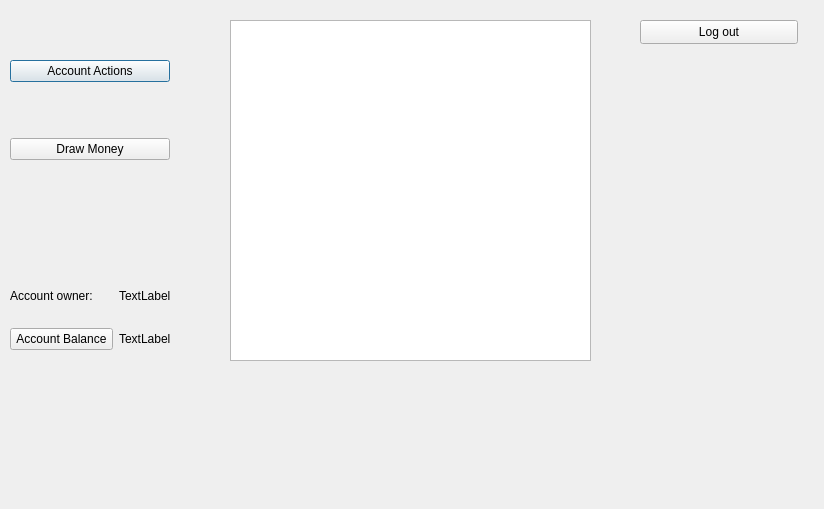
The window that testiExe/bankmain.ui (bank-2022/group6) describes before a commit, drawn with Qt 5.
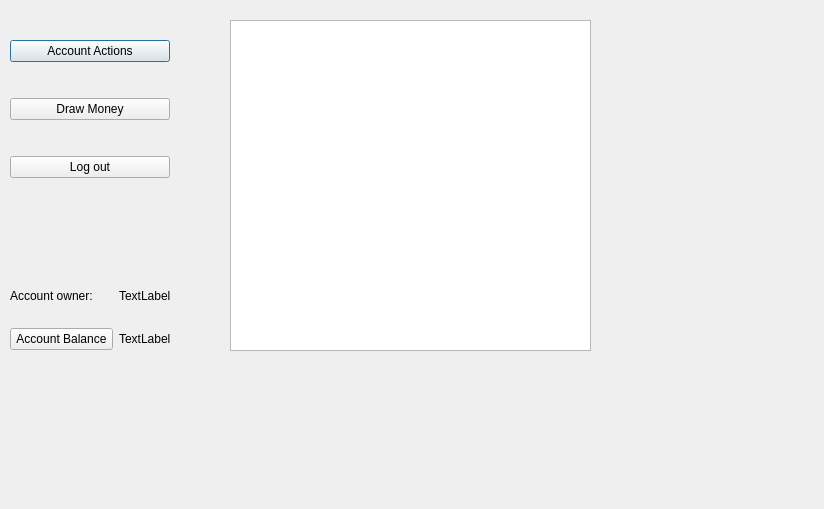
The same window after the commit.

The edit to the form file:
```diff
--- a/testiExe/bankmain.ui
+++ b/testiExe/bankmain.ui
@@ -37,6 +37,13 @@
       </property>
      </widget>
     </item>
+    <item>
+     <widget class="QPushButton" name="close">
+      <property name="text">
+       <string>Log out</string>
+      </property>
+     </widget>
+    </item>
    </layout>
   </widget>
   <widget class="QWidget" name="gridLayoutWidget">
@@ -85,23 +92,10 @@
      <x>230</x>
      <y>20</y>
      <width>361</width>
-     <height>341</height>
+     <height>331</height>
     </rect>
    </property>
   </widget>
-  <widget class="QPushButton" name="close">
-   <property name="geometry">
-    <rect>
-     <x>640</x>
-     <y>20</y>
-     <width>158</width>
-     <height>24</height>
-    </rect>
-   </property>
-   <property name="text">
-    <string>Log out</string>
-   </property>
-  </widget>
  </widget>
  <resources/>
  <connections/>
```
